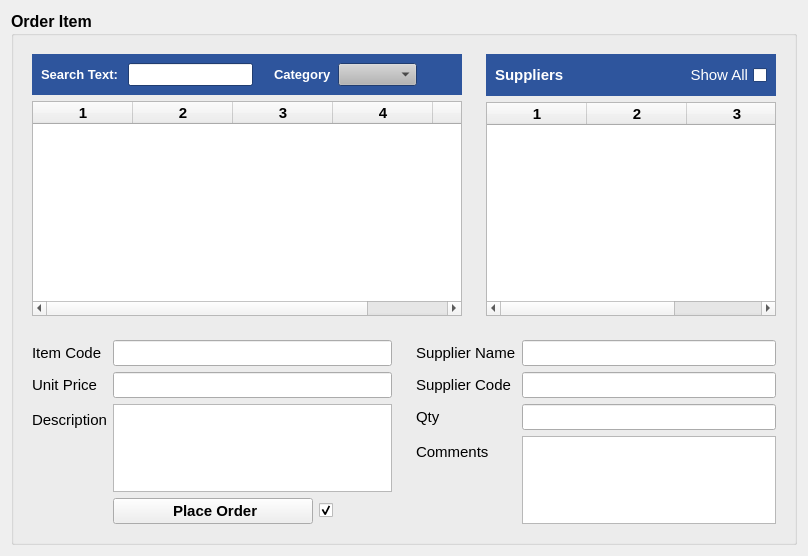
Above: estorecpp/addorderitemwidget.ui from Watti/estorecpp before the change. Below: the same form after it.
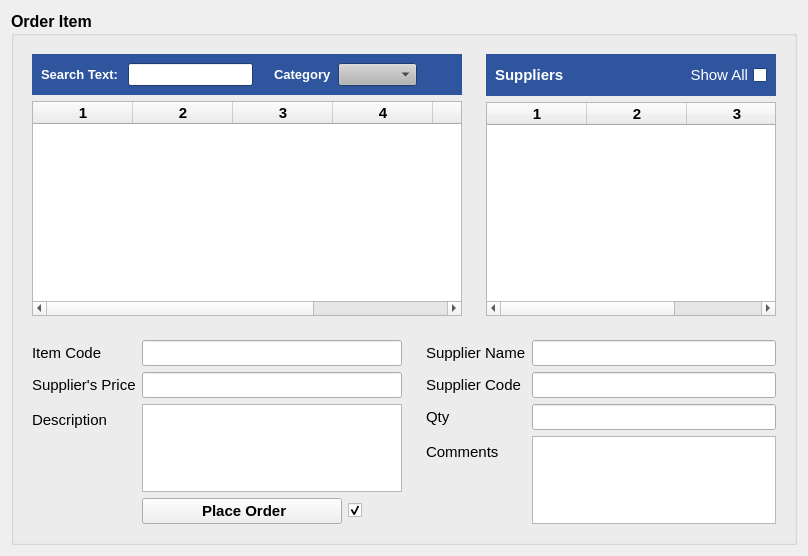
That is the form after the change. Icons and pictures are not drawn.

Commit message: order item selection functionality added

```diff
--- a/estorecpp/addorderitemwidget.ui
+++ b/estorecpp/addorderitemwidget.ui
@@ -669,13 +669,14 @@
               </font>
              </property>
              <property name="columnCount">
-              <number>5</number>
+              <number>6</number>
              </property>
              <column/>
              <column/>
              <column/>
              <column/>
              <column/>
+             <column/>
             </widget>
            </item>
           </layout>
@@ -960,7 +961,7 @@
               </font>
              </property>
              <property name="text">
-              <string>Unit Price</string>
+              <string>Supplier's Price</string>
              </property>
             </widget>
            </item>
```
The commit also changes 2 other files.
